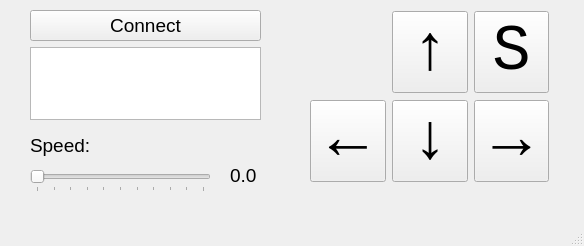
Qt form motion_controller/MotionControllerPC/mainwindow.ui (marckolak/wtController) before a commit.
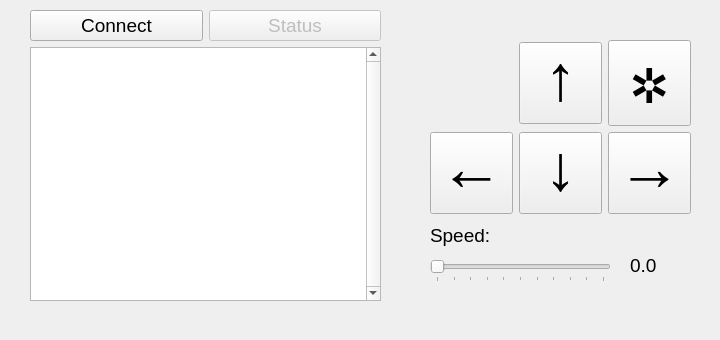
The same form after that commit.

Diff of the .ui file:
```diff
--- a/motion_controller/MotionControllerPC/mainwindow.ui
+++ b/motion_controller/MotionControllerPC/mainwindow.ui
@@ -6,24 +6,60 @@
    <rect>
     <x>0</x>
     <y>0</y>
-    <width>584</width>
-    <height>246</height>
+    <width>720</width>
+    <height>340</height>
    </rect>
   </property>
+  <property name="sizePolicy">
+   <sizepolicy hsizetype="Fixed" vsizetype="Fixed">
+    <horstretch>0</horstretch>
+    <verstretch>0</verstretch>
+   </sizepolicy>
+  </property>
+  <property name="minimumSize">
+   <size>
+    <width>720</width>
+    <height>340</height>
+   </size>
+  </property>
+  <property name="maximumSize">
+   <size>
+    <width>720</width>
+    <height>340</height>
+   </size>
+  </property>
   <property name="windowTitle">
    <string>Motion Controller</string>
   </property>
+  <property name="toolButtonStyle">
+   <enum>Qt::ToolButtonIconOnly</enum>
+  </property>
   <widget class="QWidget" name="centralwidget">
    <widget class="QWidget" name="gridLayoutWidget">
     <property name="geometry">
      <rect>
-      <x>310</x>
-      <y>10</y>
-      <width>239</width>
+      <x>430</x>
+      <y>40</y>
+      <width>261</width>
       <height>174</height>
      </rect>
     </property>
     <layout class="QGridLayout" name="gridLayout">
+     <item row="1" column="1">
+      <widget class="QPushButton" name="downButton">
+       <property name="font">
+        <font>
+         <family>Consolas</family>
+         <pointsize>48</pointsize>
+         <weight>50</weight>
+         <bold>false</bold>
+        </font>
+       </property>
+       <property name="text">
+        <string>↓</string>
+       </property>
+      </widget>
+     </item>
      <item row="1" column="2">
       <widget class="QPushButton" name="rightButton">
        <property name="font">
@@ -39,6 +75,42 @@
        </property>
       </widget>
      </item>
+     <item row="0" column="2">
+      <widget class="QPushButton" name="scanButton">
+       <property name="font">
+        <font>
+         <family>Consolas</family>
+         <pointsize>48</pointsize>
+         <weight>50</weight>
+         <bold>false</bold>
+        </font>
+       </property>
+       <property name="text">
+        <string>✲</string>
+       </property>
+       <property name="checkable">
+        <bool>true</bool>
+       </property>
+       <property name="checked">
+        <bool>false</bool>
+       </property>
+      </widget>
+     </item>
+     <item row="1" column="0">
+      <widget class="QPushButton" name="leftButton">
+       <property name="font">
+        <font>
+         <family>Consolas</family>
+         <pointsize>48</pointsize>
+         <weight>50</weight>
+         <bold>false</bold>
+        </font>
+       </property>
+       <property name="text">
+        <string>←</string>
+       </property>
+      </widget>
+     </item>
      <item row="0" column="1">
       <widget class="QPushButton" name="upButton">
        <property name="font">
@@ -58,57 +130,6 @@
        </property>
       </widget>
      </item>
-     <item row="1" column="0">
-      <widget class="QPushButton" name="leftButton">
-       <property name="font">
-        <font>
-         <family>Consolas</family>
-         <pointsize>48</pointsize>
-         <weight>50</weight>
-         <bold>false</bold>
-        </font>
-       </property>
-       <property name="text">
-        <string>←</string>
-       </property>
-      </widget>
-     </item>
-     <item row="1" column="1">
-      <widget class="QPushButton" name="downButton">
-       <property name="font">
-        <font>
-         <family>Consolas</family>
-         <pointsize>48</pointsize>
-         <weight>50</weight>
-         <bold>false</bold>
-        </font>
-       </property>
-       <property name="text">
-        <string>↓</string>
-       </property>
-      </widget>
-     </item>
-     <item row="0" column="2">
-      <widget class="QPushButton" name="scanButton">
-       <property name="font">
-        <font>
-         <family>Consolas</family>
-         <pointsize>48</pointsize>
-         <weight>50</weight>
-         <bold>false</bold>
-        </font>
-       </property>
-       <property name="text">
-        <string>S</string>
-       </property>
-       <property name="checkable">
-        <bool>true</bool>
-       </property>
-       <property name="checked">
-        <bool>false</bool>
-       </property>
-      </widget>
-     </item>
     </layout>
    </widget>
    <widget class="QWidget" name="verticalLayoutWidget">
@@ -116,39 +137,65 @@
      <rect>
       <x>30</x>
       <y>10</y>
-      <width>231</width>
-      <height>110</height>
+      <width>351</width>
+      <height>291</height>
      </rect>
     </property>
     <layout class="QVBoxLayout" name="verticalLayout">
      <item>
-      <widget class="QPushButton" name="connectButton">
-       <property name="enabled">
-        <bool>true</bool>
-       </property>
-       <property name="font">
-        <font>
-         <pointsize>14</pointsize>
-        </font>
-       </property>
-       <property name="text">
-        <string>Connect</string>
-       </property>
-       <property name="checkable">
-        <bool>true</bool>
-       </property>
-      </widget>
+      <layout class="QHBoxLayout" name="horizontalLayout">
+       <item>
+        <widget class="QPushButton" name="connectButton">
+         <property name="enabled">
+          <bool>true</bool>
+         </property>
+         <property name="font">
+          <font>
+           <pointsize>14</pointsize>
+          </font>
+         </property>
+         <property name="text">
+          <string>Connect</string>
+         </property>
+         <property name="checkable">
+          <bool>true</bool>
+         </property>
+        </widget>
+       </item>
+       <item>
+        <widget class="QPushButton" name="statusButton">
+         <property name="enabled">
+          <bool>false</bool>
+         </property>
+         <property name="font">
+          <font>
+           <pointsize>14</pointsize>
+          </font>
+         </property>
+         <property name="text">
+          <string>Status</string>
+         </property>
+         <property name="checkable">
+          <bool>false</bool>
+         </property>
+        </widget>
+       </item>
+      </layout>
      </item>
      <item>
-      <widget class="QTextEdit" name="textEdit"/>
+      <widget class="QPlainTextEdit" name="plainTextEdit">
+       <property name="verticalScrollBarPolicy">
+        <enum>Qt::ScrollBarAlwaysOn</enum>
+       </property>
+      </widget>
      </item>
     </layout>
    </widget>
    <widget class="QSlider" name="speedSlider">
     <property name="geometry">
      <rect>
-      <x>30</x>
-      <y>170</y>
+      <x>430</x>
+      <y>260</y>
       <width>181</width>
       <height>22</height>
      </rect>
@@ -184,8 +231,8 @@
    <widget class="QLabel" name="label">
     <property name="geometry">
      <rect>
-      <x>30</x>
-      <y>130</y>
+      <x>430</x>
+      <y>220</y>
       <width>61</width>
       <height>31</height>
      </rect>
@@ -202,8 +249,8 @@
    <widget class="QLabel" name="speedValueLabel">
     <property name="geometry">
      <rect>
-      <x>230</x>
-      <y>160</y>
+      <x>630</x>
+      <y>250</y>
       <width>47</width>
       <height>31</height>
      </rect>
@@ -223,12 +270,11 @@
     <rect>
      <x>0</x>
      <y>0</y>
-     <width>584</width>
+     <width>720</width>
      <height>21</height>
     </rect>
    </property>
   </widget>
-  <widget class="QStatusBar" name="statusbar"/>
  </widget>
  <resources/>
  <connections>
```
Left out of the diff: 17 changed lines with no effect on the pictures.
